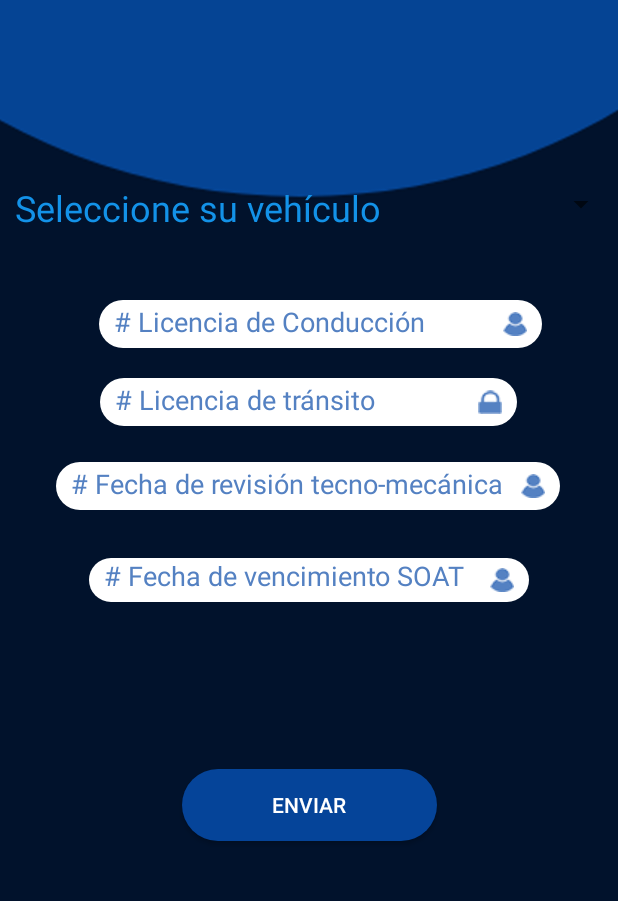
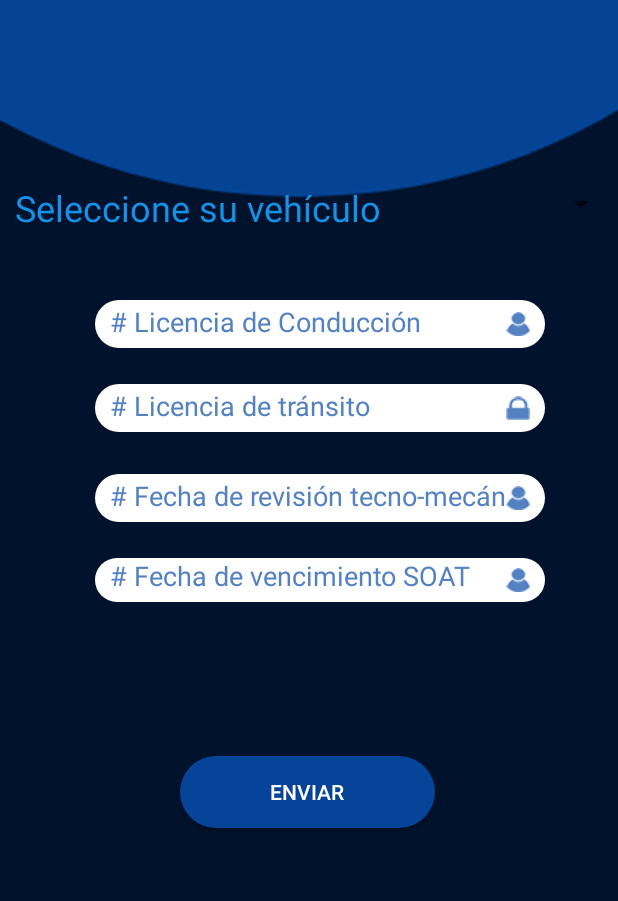
Before and after one commit to JulianHuertasUNAL/Keep-Safe-2, an Android app: the VehicleForm screen opened directly, with no data from a screen before it, on a phone screen of 412 x 824 dp, the part 229-1130 px from its top. Run offline under Robolectric (Android 15) with nearby library versions, the phone set to English and light mode, and no system bars; our stand-ins replace Volley; network calls fail; 3 statements that could not run were skipped.

Commit message:
Solucionados bugs menores del sistema de usuario. Arreglada la interfaz de registro de vehiculo. La pantalla perfil cambia con los datos del usuario

```diff
--- a/app/src/main/java/com/example/keepsafe/LoginForm.java
+++ b/app/src/main/java/com/example/keepsafe/LoginForm.java
@@ -43,7 +43,6 @@ public class LoginForm extends AppCompatActivity {
             @Override
             public void onClick(View v) {
                 if(!usuario.getText().toString().isEmpty() && !contraseña.getText().toString().isEmpty()){
-                    guardarPreferencias();
                     ejecutarPeticion("https://keepsafegestor.000webhostapp.com/logear.php");
                 }else{
                     Toast.makeText(getApplicationContext(), "Llene todos los campos", Toast.LENGTH_SHORT).show();
@@ -89,6 +88,7 @@ public class LoginForm extends AppCompatActivity {
             @Override
             public void onResponse(String response) {
                 if (response.equals("1")){
+                    guardarPreferencias();
                     Toast.makeText(getApplicationContext(), "Login Exitoso", Toast.LENGTH_SHORT).show();
                     Intent siguientePantalla = new Intent(LoginForm.this,IniciarViaje.class);
                     startActivity(siguientePantalla);
--- a/app/src/main/java/com/example/keepsafe/MainActivity.java
+++ b/app/src/main/java/com/example/keepsafe/MainActivity.java
@@ -57,8 +57,6 @@ public class MainActivity extends AppCompatActivity {
 
             ejecutarPeticion("https://keepsafegestor.000webhostapp.com/logear.php");
 
-
-
         }else{
             Intent pantallaInicial = new Intent(MainActivity.this, pantallaInicial.class);
             startActivity(pantallaInicial);
--- a/app/src/main/res/layout/activity_perfil.xml
+++ b/app/src/main/res/layout/activity_perfil.xml
@@ -164,7 +164,7 @@
         android:text="#Identificación"
         android:textAlignment="center"
         android:textColor="@color/black"
-        android:textSize="15dp"
+        android:textSize="20sp"
         app:layout_constraintEnd_toEndOf="parent"
 
 
--- a/app/src/main/res/layout/activity_vehicle_form.xml
+++ b/app/src/main/res/layout/activity_vehicle_form.xml
@@ -50,7 +50,7 @@
 
     <EditText
         android:id="@+id/editTextTextLicense"
-        android:layout_width="295dp"
+        android:layout_width="300dp"
         android:layout_height="32dp"
         android:layout_marginTop="40dp"
         android:background="@drawable/edit_round"
@@ -73,9 +73,9 @@
 
     <EditText
         android:id="@+id/editTextTranLicence"
-        android:layout_width="278dp"
+        android:layout_width="300dp"
         android:layout_height="32dp"
-        android:layout_marginTop="20dp"
+        android:layout_marginTop="24dp"
         android:background="@drawable/edit_round"
         android:drawableRight="@drawable/pass"
         android:ems="10"
@@ -90,15 +90,15 @@
         android:textColorHint="#5481c2"
         android:textColorLink="#000000"
         app:layout_constraintEnd_toEndOf="parent"
-        app:layout_constraintHorizontal_bias="0.496"
+        app:layout_constraintHorizontal_bias="0.567"
         app:layout_constraintStart_toStartOf="parent"
         app:layout_constraintTop_toBottomOf="@+id/editTextTextLicense" />
 
     <EditText
         android:id="@+id/editTextTecnoMecDate"
-        android:layout_width="336dp"
+        android:layout_width="300dp"
         android:layout_height="32dp"
-        android:layout_marginTop="24dp"
+        android:layout_marginTop="28dp"
         android:background="@drawable/edit_round"
         android:drawableRight="@drawable/user"
         android:ems="10"
@@ -113,15 +113,15 @@
         android:textColorHint="#5481c2"
         android:textColorLink="#000000"
         app:layout_constraintEnd_toEndOf="parent"
-        app:layout_constraintHorizontal_bias="0.493"
+        app:layout_constraintHorizontal_bias="0.567"
         app:layout_constraintStart_toStartOf="parent"
         app:layout_constraintTop_toBottomOf="@+id/editTextTranLicence" />
 
     <EditText
         android:id="@+id/editTextTecnoMecDate2"
-        android:layout_width="293dp"
+        android:layout_width="300dp"
         android:layout_height="29dp"
-        android:layout_marginTop="32dp"
+        android:layout_marginTop="24dp"
         android:background="@drawable/edit_round"
         android:drawableRight="@drawable/user"
         android:ems="10"
@@ -136,6 +136,7 @@
         android:textColorHint="#5481c2"
         android:textColorLink="#000000"
         app:layout_constraintEnd_toEndOf="parent"
+        app:layout_constraintHorizontal_bias="0.567"
         app:layout_constraintStart_toStartOf="parent"
         app:layout_constraintTop_toBottomOf="@+id/editTextTecnoMecDate" />
 
@@ -151,7 +152,9 @@
 
         app:layout_constraintBottom_toBottomOf="parent"
         app:layout_constraintEnd_toEndOf="parent"
+        app:layout_constraintHorizontal_bias="0.497"
         app:layout_constraintStart_toStartOf="parent"
-        app:layout_constraintTop_toBottomOf="@+id/editTextTecnoMecDate2" />
+        app:layout_constraintTop_toBottomOf="@+id/editTextTecnoMecDate2"
+        app:layout_constraintVertical_bias="0.463" />
 
 </androidx.constraintlayout.widget.ConstraintLayout>
```
Also changed, not shown: app/src/main/java/com/example/keepsafe/Perfil.java (+71 -0 lines), app/src/main/java/com/example/keepsafe/VehicleForm.java (+19 -4 lines).
